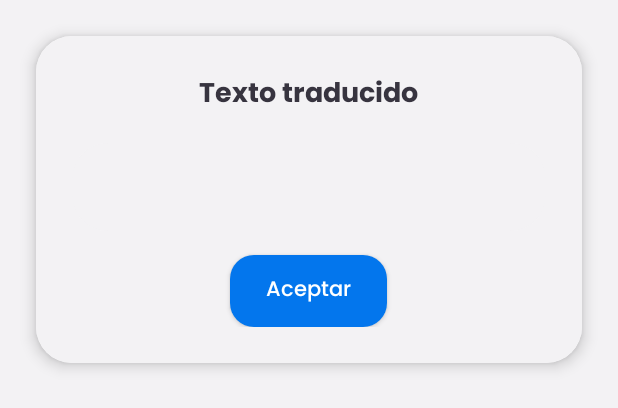
After one commit to ItsFernan17/ManosQueHablan, an Android app: the layout dialog_ver_transcripcion.xml on its own in the app's theme, with its tools: preview values and no code run, on a phone screen of 412 x 824 dp. The commit adds this screen. Shown: the top 408 px of the screen. Run offline under Robolectric (Android 15) with nearby library versions, the phone set to English and light mode, and no system bars.

Commit message:
Ver texto traducido dialog nuevo

```diff
--- /dev/null
+++ b/app-android/app/src/main/res/layout/dialog_ver_transcripcion.xml
@@ -0,0 +1,62 @@
+<?xml version="1.0" encoding="utf-8"?>
+<androidx.cardview.widget.CardView xmlns:android="http://schemas.android.com/apk/res/android"
+    xmlns:app="http://schemas.android.com/apk/res-auto"
+    android:layout_width="match_parent"
+    android:layout_height="wrap_content"
+    android:layout_margin="24dp"
+    app:cardCornerRadius="24dp"
+    app:cardElevation="6dp"
+    android:background="@android:color/transparent">
+
+    <LinearLayout
+        android:layout_width="match_parent"
+        android:layout_height="wrap_content"
+        android:orientation="vertical"
+        android:background="@color/background"
+        android:padding="24dp"
+        android:gravity="center_horizontal">
+
+        <TextView
+            android:layout_width="wrap_content"
+            android:layout_height="wrap_content"
+            android:text="Texto traducido"
+            android:textSize="18sp"
+            android:fontFamily="@font/poppins_bold"
+            android:textColor="@color/texto_videos"
+            android:layout_marginBottom="16dp" />
+
+        <ScrollView
+            android:layout_width="match_parent"
+            android:layout_height="wrap_content"
+            android:maxHeight="300dp"
+            android:layout_marginBottom="16dp">
+
+            <TextView
+                android:id="@+id/txtTranscripcion"
+                android:layout_width="match_parent"
+                android:layout_height="wrap_content"
+                android:text=""
+                android:textSize="16sp"
+                android:fontFamily="@font/poppins_regular"
+                android:textColor="@color/texto_videos"
+                android:padding="16dp"
+                android:background="@drawable/fondo_popup_redondeado"
+                android:textIsSelectable="true"
+                android:lineSpacingExtra="4dp" />
+
+        </ScrollView>
+
+        <androidx.appcompat.widget.AppCompatButton
+            android:id="@+id/btnCerrarTranscripcion"
+            android:layout_width="wrap_content"
+            android:layout_height="wrap_content"
+            android:text="Aceptar"
+            android:textAllCaps="false"
+            android:textColor="@color/white"
+            android:background="@drawable/boton_redondeado_aceptar"
+            android:fontFamily="@font/poppins_medium"
+            android:textSize="14sp"
+            android:paddingHorizontal="24dp"
+            android:paddingVertical="10dp" />
+    </LinearLayout>
+</androidx.cardview.widget.CardView>
```
Also changed, not shown: app-android/app/src/main/java/com/frivasm/manosquehablan/dialogs/DialogUtils.kt (+79 -8 lines), app-android/app/src/main/java/com/frivasm/manosquehablan/helpers/VideoViewBuilder.kt (+14 -2 lines), app-android/app/src/main/res/layout/item_video_destacado.xml (+32 -13 lines).
